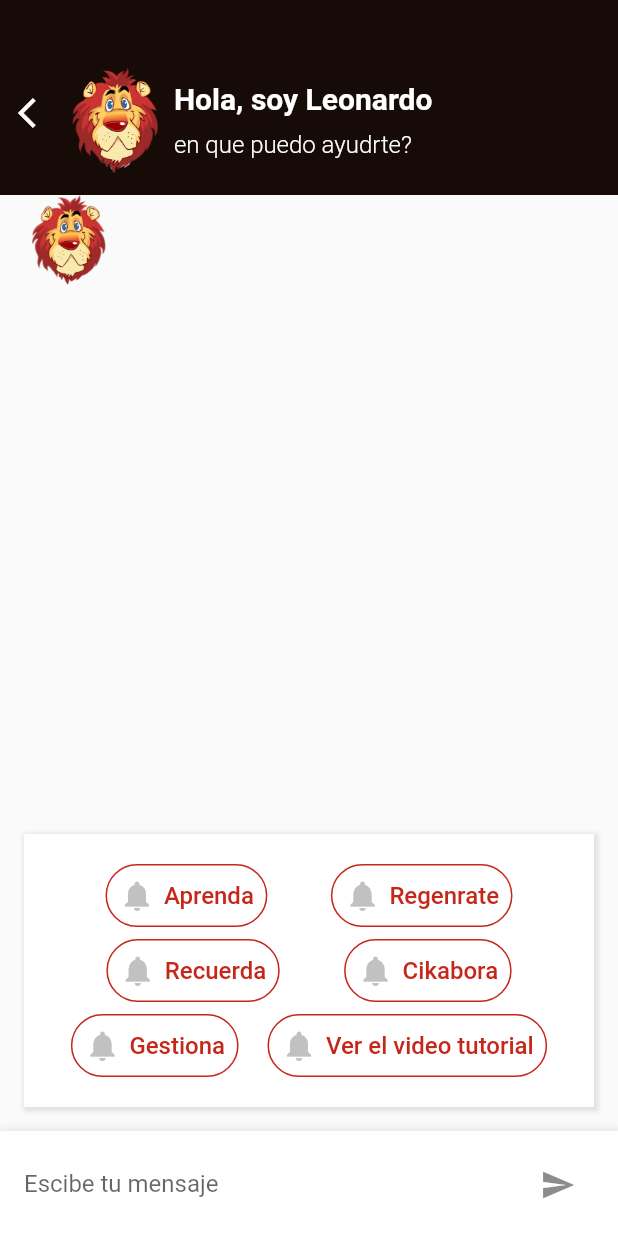
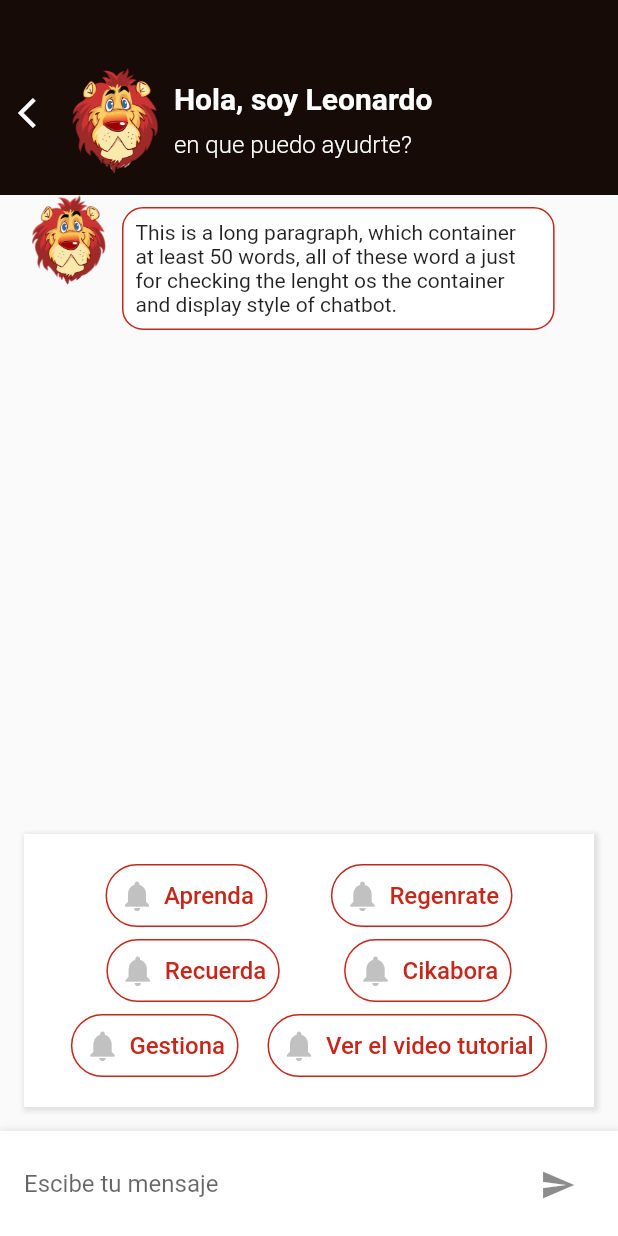
Before and after one commit to hassan-zafar/generali, a Flutter app: the screen it shows after launch, item 2 of the bottom bar chosen, after a tap on the "chat" icon, on a phone screen of 412 x 824 dp. Run offline on Flutter 3.47's test engine with Material 2 defaults, Android fonts, the phone set to English and light mode, and no system bars; our stand-ins replace carousel_slider, flutter_rating_bar, shared_preferences, sleek_circular_slider.

Commit message:
chatbot UI completed

```diff
--- a/lib/screens/chat_bot/chat_bot.dart
+++ b/lib/screens/chat_bot/chat_bot.dart
@@ -23,12 +23,33 @@ class ChatBot extends StatelessWidget {
                 itemCount: 1,
                 itemBuilder: (BuildContext context, int index) {
                   return Row(
+                    crossAxisAlignment: CrossAxisAlignment.start,
                     children: <Widget>[
                       SizedBox(
                         height: 60,
                         width: 60,
                         child: Image.asset(CustomImages.leonardoChat),
-                      )
+                      ),
+                      Container(
+                        width: _size.width * 0.7,
+                        padding: EdgeInsets.all(Utilities.padding / 2),
+                        margin: EdgeInsets.only(
+                          top: Utilities.padding / 2,
+                          left: Utilities.padding / 3,
+                        ),
+                        decoration: BoxDecoration(
+                          color: Colors.white,
+                          borderRadius: BorderRadius.circular(
+                            Utilities.searchBorderRadius,
+                          ),
+                          border: Border.all(
+                            color: Theme.of(context).primaryColor,
+                          ),
+                        ),
+                        child: const SelectableText(
+                          'This is a long paragraph, which container at least 50 words, all of these word a just for checking the lenght os the container and display style of chatbot.',
+                        ),
+                      ),
                     ],
                   );
                 },
--- a/lib/screens/main_scren/pages/aprenda/aprenda.dart
+++ b/lib/screens/main_scren/pages/aprenda/aprenda.dart
@@ -12,8 +12,7 @@ class Aprenda extends StatelessWidget {
     return Stack(
       children: <Widget>[
         const CustomAppBarBackbround(),
-        Expanded(
-          child: Column(
+        Column(
           crossAxisAlignment: CrossAxisAlignment.start,
           children: <Widget>[
             const Text(
@@ -45,7 +44,6 @@ class Aprenda extends StatelessWidget {
             ),
           ],
         ),
-        ),
       ],
     );
   }
```
Lines whose indentation alone changed are shown as unchanged.
